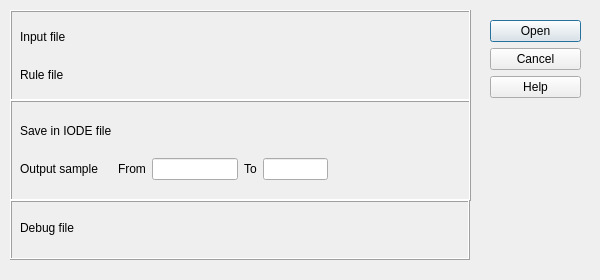
Qt form gui/menu/file/file_import_variables.ui (plan-be/iode) before a commit.
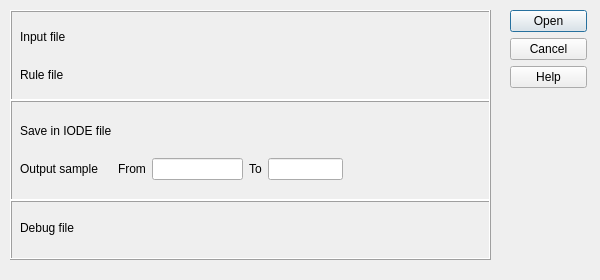
The same form after that commit. Icons and pictures are not drawn. Custom widgets are drawn as their Qt base class.

Commit message: GUI: (File Menu) added missing keyboard shortcuts

The edit to the form file:
```diff
--- a/gui/menu/file/file_import_variables.ui
+++ b/gui/menu/file/file_import_variables.ui
@@ -38,28 +38,12 @@
    <iconset>
     <normaloff>icons/Iodenew.ico</normaloff>icons/Iodenew.ico</iconset>
   </property>
-  <widget class="QDialogButtonBox" name="buttonBox">
-   <property name="geometry">
-    <rect>
-     <x>490</x>
-     <y>20</y>
-     <width>91</width>
-     <height>91</height>
-    </rect>
-   </property>
-   <property name="orientation">
-    <enum>Qt::Vertical</enum>
-   </property>
-   <property name="standardButtons">
-    <set>QDialogButtonBox::Cancel|QDialogButtonBox::Help|QDialogButtonBox::Open</set>
-   </property>
-  </widget>
   <widget class="QFrame" name="frame_top">
    <property name="geometry">
     <rect>
      <x>10</x>
      <y>10</y>
-     <width>461</width>
+     <width>481</width>
      <height>91</height>
     </rect>
    </property>
@@ -74,7 +58,7 @@
      <rect>
       <x>10</x>
       <y>10</y>
-      <width>441</width>
+      <width>461</width>
       <height>71</height>
      </rect>
     </property>
@@ -119,7 +103,7 @@
     <rect>
      <x>10</x>
      <y>100</y>
-     <width>461</width>
+     <width>481</width>
      <height>101</height>
     </rect>
    </property>
@@ -134,7 +118,7 @@
      <rect>
       <x>10</x>
       <y>10</y>
-      <width>441</width>
+      <width>461</width>
       <height>81</height>
      </rect>
     </property>
@@ -234,7 +218,7 @@
     <rect>
      <x>10</x>
      <y>200</y>
-     <width>460</width>
+     <width>481</width>
      <height>60</height>
     </rect>
    </property>
@@ -262,14 +246,92 @@
      <rect>
       <x>80</x>
       <y>20</y>
-      <width>371</width>
+      <width>391</width>
       <height>21</height>
      </rect>
     </property>
    </widget>
   </widget>
+  <widget class="QWidget" name="layoutWidget_2">
+   <property name="geometry">
+    <rect>
+     <x>510</x>
+     <y>10</y>
+     <width>77</width>
+     <height>251</height>
+    </rect>
+   </property>
+   <layout class="QVBoxLayout" name="verticalLayout">
+    <item>
+     <widget class="QPushButton" name="openButton">
+      <property name="sizePolicy">
+       <sizepolicy hsizetype="Fixed" vsizetype="Fixed">
+        <horstretch>0</horstretch>
+        <verstretch>0</verstretch>
+       </sizepolicy>
+      </property>
+      <property name="text">
+       <string>Open</string>
+      </property>
+      <property name="shortcut">
+       <string>F10</string>
+      </property>
+     </widget>
+    </item>
+    <item>
+     <widget class="QPushButton" name="cancelButton">
+      <property name="sizePolicy">
+       <sizepolicy hsizetype="Fixed" vsizetype="Fixed">
+        <horstretch>0</horstretch>
+        <verstretch>0</verstretch>
+       </sizepolicy>
+      </property>
+      <property name="text">
+       <string>Cancel</string>
+      </property>
+      <property name="shortcut">
+       <string>Esc</string>
+      </property>
+     </widget>
+    </item>
+    <item>
+     <widget class="QPushButton" name="helpButton">
+      <property name="sizePolicy">
+       <sizepolicy hsizetype="Fixed" vsizetype="Fixed">
+        <horstretch>0</horstretch>
+        <verstretch>0</verstretch>
+       </sizepolicy>
+      </property>
+      <property name="text">
+       <string>Help</string>
+      </property>
+      <property name="shortcut">
+       <string>F1</string>
+      </property>
+     </widget>
+    </item>
+    <item>
+     <spacer name="verticalSpacer">
+      <property name="orientation">
+       <enum>Qt::Vertical</enum>
+      </property>
+      <property name="sizeHint" stdset="0">
+       <size>
+        <width>20</width>
+        <height>40</height>
+       </size>
+      </property>
+     </spacer>
+    </item>
+   </layout>
+  </widget>
  </widget>
  <customwidgets>
+  <customwidget>
+   <class>QIodeSampleEdit</class>
+   <extends>QLineEdit</extends>
+   <header>custom_widgets/qsampleedit.h</header>
+  </customwidget>
   <customwidget>
    <class>QIodeFileChooser</class>
    <extends>QWidget</extends>
@@ -279,11 +341,6 @@
     <slot>updateFileType(QString)</slot>
    </slots>
   </customwidget>
-  <customwidget>
-   <class>QIodeSampleEdit</class>
-   <extends>QLineEdit</extends>
-   <header>custom_widgets/qsampleedit.h</header>
-  </customwidget>
  </customwidgets>
  <resources/>
  <connections>
```
Left out of the diff: 52 changed lines with no effect on the pictures. The commit also changes 3 other files.
